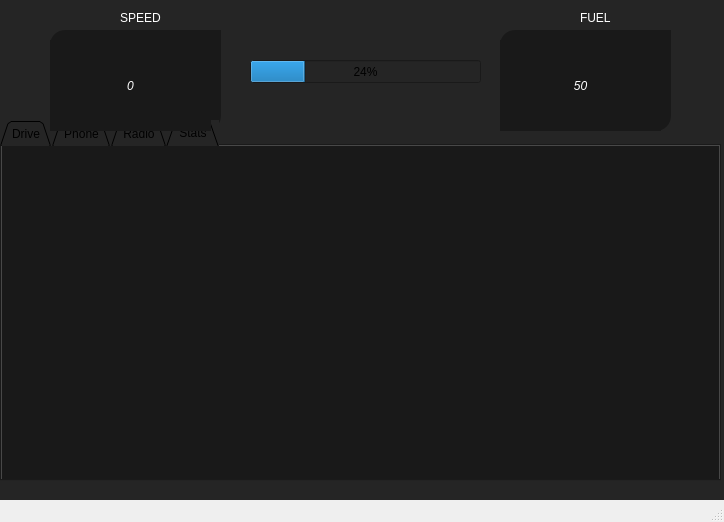
ajmcint2/Team15CSE360, file Code/LoginWindow/LoginWindow/mainwindow.ui: the form before one commit.
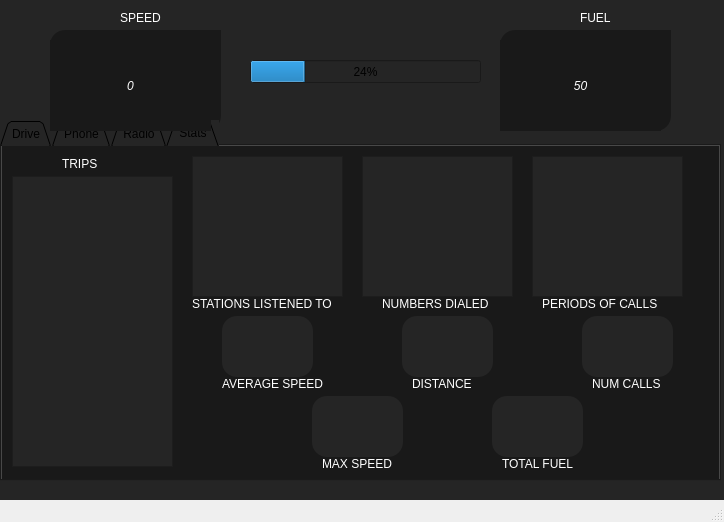
The form after the commit. The open tabs and pages were chosen to show the change.

What changed in the file:
```diff
--- a/Code/LoginWindow/LoginWindow/mainwindow.ui
+++ b/Code/LoginWindow/LoginWindow/mainwindow.ui
@@ -1263,6 +1263,291 @@
      <attribute name="title">
       <string>Stats</string>
      </attribute>
+     <widget class="QTextBrowser" name="avgDisplay">
+      <property name="geometry">
+       <rect>
+        <x>220</x>
+        <y>170</y>
+        <width>91</width>
+        <height>61</height>
+       </rect>
+      </property>
+      <property name="styleSheet">
+       <string notr="true">border-radius: 15px;</string>
+      </property>
+     </widget>
+     <widget class="QTextBrowser" name="fuelconDisplay">
+      <property name="geometry">
+       <rect>
+        <x>490</x>
+        <y>250</y>
+        <width>91</width>
+        <height>61</height>
+       </rect>
+      </property>
+      <property name="styleSheet">
+       <string notr="true">border-radius: 15px;</string>
+      </property>
+     </widget>
+     <widget class="QTextBrowser" name="maxspeedDisplay">
+      <property name="geometry">
+       <rect>
+        <x>310</x>
+        <y>250</y>
+        <width>91</width>
+        <height>61</height>
+       </rect>
+      </property>
+      <property name="styleSheet">
+       <string notr="true">border-radius: 15px;</string>
+      </property>
+     </widget>
+     <widget class="QTextBrowser" name="callsDisplay">
+      <property name="geometry">
+       <rect>
+        <x>580</x>
+        <y>170</y>
+        <width>91</width>
+        <height>61</height>
+       </rect>
+      </property>
+      <property name="styleSheet">
+       <string notr="true">border-radius: 15px;</string>
+      </property>
+     </widget>
+     <widget class="QTextBrowser" name="distanceDisplay">
+      <property name="geometry">
+       <rect>
+        <x>400</x>
+        <y>170</y>
+        <width>91</width>
+        <height>61</height>
+       </rect>
+      </property>
+      <property name="styleSheet">
+       <string notr="true">border-radius: 15px;</string>
+      </property>
+     </widget>
+     <widget class="QListView" name="radio_stat">
+      <property name="geometry">
+       <rect>
+        <x>360</x>
+        <y>10</y>
+        <width>151</width>
+        <height>141</height>
+       </rect>
+      </property>
+     </widget>
+     <widget class="QListView" name="phone_stat">
+      <property name="geometry">
+       <rect>
+        <x>530</x>
+        <y>10</y>
+        <width>151</width>
+        <height>141</height>
+       </rect>
+      </property>
+     </widget>
+     <widget class="QLabel" name="stat_label">
+      <property name="geometry">
+       <rect>
+        <x>220</x>
+        <y>230</y>
+        <width>101</width>
+        <height>16</height>
+       </rect>
+      </property>
+      <property name="styleSheet">
+       <string notr="true">background-color: transparent;
+color: rgb(255, 255, 255);
+font: 25 12pt &quot;Avenir&quot;;
+
+</string>
+      </property>
+      <property name="text">
+       <string>AVERAGE SPEED</string>
+      </property>
+     </widget>
+     <widget class="QLabel" name="stat_label_2">
+      <property name="geometry">
+       <rect>
+        <x>320</x>
+        <y>310</y>
+        <width>71</width>
+        <height>16</height>
+       </rect>
+      </property>
+      <property name="styleSheet">
+       <string notr="true">background-color: transparent;
+color: rgb(255, 255, 255);
+font: 25 13pt &quot;Avenir&quot;;
+
+</string>
+      </property>
+      <property name="text">
+       <string>MAX SPEED</string>
+      </property>
+     </widget>
+     <widget class="QLabel" name="stat_label_3">
+      <property name="geometry">
+       <rect>
+        <x>410</x>
+        <y>230</y>
+        <width>61</width>
+        <height>16</height>
+       </rect>
+      </property>
+      <property name="styleSheet">
+       <string notr="true">background-color: transparent;
+color: rgb(255, 255, 255);
+font: 25 13pt &quot;Avenir&quot;;
+
+</string>
+      </property>
+      <property name="text">
+       <string>DISTANCE</string>
+      </property>
+     </widget>
+     <widget class="QLabel" name="stat_label_4">
+      <property name="geometry">
+       <rect>
+        <x>500</x>
+        <y>310</y>
+        <width>81</width>
+        <height>16</height>
+       </rect>
+      </property>
+      <property name="styleSheet">
+       <string notr="true">background-color: transparent;
+color: rgb(255, 255, 255);
+font: 25 13pt &quot;Avenir&quot;;
+
+</string>
+      </property>
+      <property name="text">
+       <string>TOTAL FUEL</string>
+      </property>
+     </widget>
+     <widget class="QLabel" name="stat_label_5">
+      <property name="geometry">
+       <rect>
+        <x>590</x>
+        <y>230</y>
+        <width>71</width>
+        <height>16</height>
+       </rect>
+      </property>
+      <property name="styleSheet">
+       <string notr="true">background-color: transparent;
+color: rgb(255, 255, 255);
+font: 25 13pt &quot;Avenir&quot;;
+
+</string>
+      </property>
+      <property name="text">
+       <string>NUM CALLS</string>
+      </property>
+     </widget>
+     <widget class="QListView" name="radio_stat_2">
+      <property name="geometry">
+       <rect>
+        <x>190</x>
+        <y>10</y>
+        <width>151</width>
+        <height>141</height>
+       </rect>
+      </property>
+     </widget>
+     <widget class="QLabel" name="stat_label_6">
+      <property name="geometry">
+       <rect>
+        <x>190</x>
+        <y>150</y>
+        <width>151</width>
+        <height>16</height>
+       </rect>
+      </property>
+      <property name="styleSheet">
+       <string notr="true">background-color: transparent;
+color: rgb(255, 255, 255);
+font: 25 13pt &quot;Avenir&quot;;
+
+</string>
+      </property>
+      <property name="text">
+       <string>STATIONS LISTENED TO</string>
+      </property>
+     </widget>
+     <widget class="QLabel" name="stat_label_7">
+      <property name="geometry">
+       <rect>
+        <x>380</x>
+        <y>150</y>
+        <width>111</width>
+        <height>16</height>
+       </rect>
+      </property>
+      <property name="styleSheet">
+       <string notr="true">background-color: transparent;
+color: rgb(255, 255, 255);
+font: 25 13pt &quot;Avenir&quot;;
+
+</string>
+      </property>
+      <property name="text">
+       <string>NUMBERS DIALED</string>
+      </property>
+     </widget>
+     <widget class="QLabel" name="stat_label_8">
+      <property name="geometry">
+       <rect>
+        <x>540</x>
+        <y>150</y>
+        <width>131</width>
+        <height>16</height>
+       </rect>
+      </property>
+      <property name="styleSheet">
+       <string notr="true">background-color: transparent;
+color: rgb(255, 255, 255);
+font: 25 13pt &quot;Avenir&quot;;
+
+</string>
+      </property>
+      <property name="text">
+       <string>PERIODS OF CALLS</string>
+      </property>
+     </widget>
+     <widget class="QListView" name="listView">
+      <property name="geometry">
+       <rect>
+        <x>10</x>
+        <y>30</y>
+        <width>161</width>
+        <height>291</height>
+       </rect>
+      </property>
+     </widget>
+     <widget class="QLabel" name="stat_label_9">
+      <property name="geometry">
+       <rect>
+        <x>60</x>
+        <y>10</y>
+        <width>51</width>
+        <height>16</height>
+       </rect>
+      </property>
+      <property name="styleSheet">
+       <string notr="true">background-color: transparent;
+color: rgb(255, 255, 255);
+font: 25 20pt &quot;Avenir&quot;;
+
+</string>
+      </property>
+      <property name="text">
+       <string>TRIPS</string>
+      </property>
+     </widget>
     </widget>
    </widget>
    <widget class="QLabel" name="setspeed_label">
```
Left out of the diff: 10 changed lines with no effect on the pictures.
